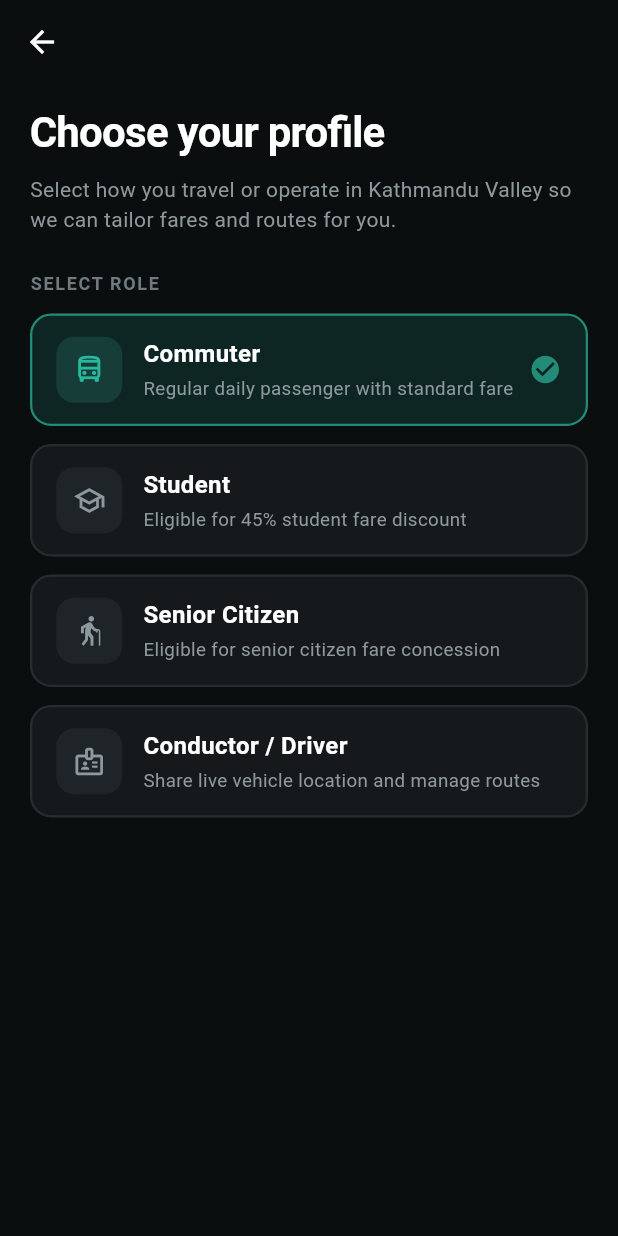
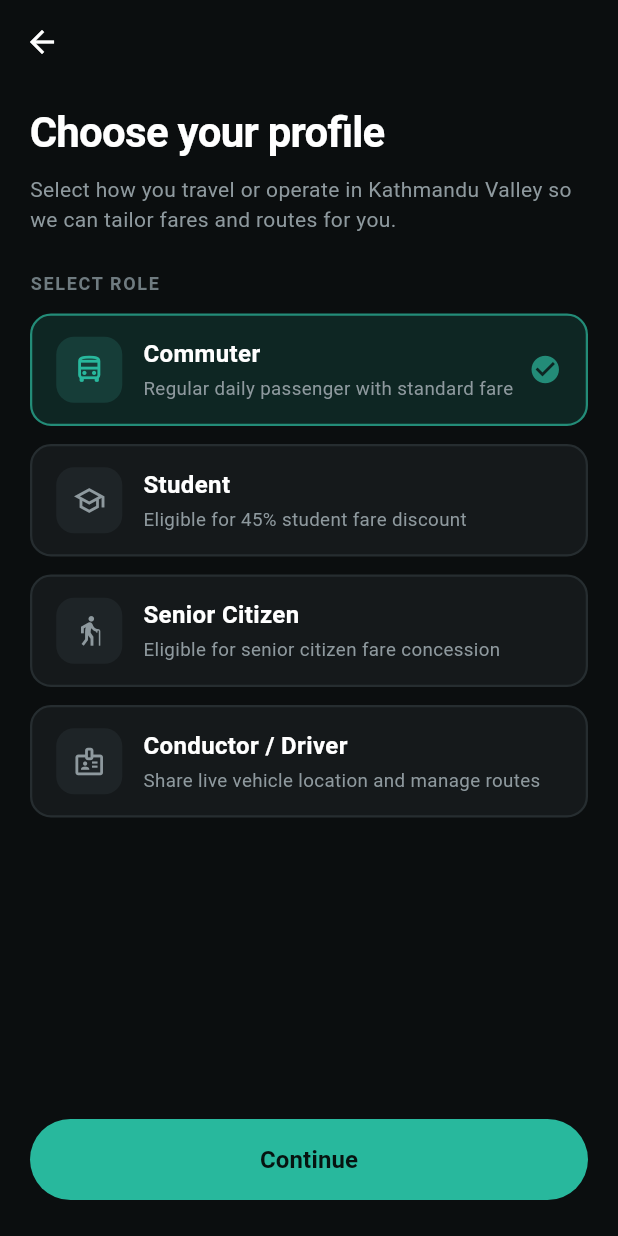
Before and after one commit to Samul2007/SajilYatra, a Flutter app: the RoleSelectScreen screen opened directly, on a phone screen of 412 x 824 dp. Run offline on Flutter 3.47's test engine with Material 3 defaults, Android fonts, the phone set to English and light mode, and no system bars.

Commit message:
Added Continue button to role selection screen

```diff
--- a/lib/view/authentication/role_select.dart
+++ b/lib/view/authentication/role_select.dart
@@ -112,6 +112,36 @@ class _RoleSelectScreenState extends State<RoleSelectScreen> {
                   });
                 },
               ),
+
+              const Spacer(),
+
+              // Continue button
+              SizedBox(
+                width: double.infinity,
+                height: 54,
+                child: ElevatedButton(
+                  onPressed: () {
+                    // TODO: Navigate to registration / login with selectedRole
+                  },
+                  style: ElevatedButton.styleFrom(
+                    backgroundColor: const Color(0xFF28B89D),
+                    foregroundColor: const Color(0xFF061310),
+                    elevation: 0,
+                    shape: RoundedRectangleBorder(
+                      borderRadius: BorderRadius.circular(28),
+                    ),
+                  ),
+                  child: const Text(
+                    'Continue',
+                    style: TextStyle(
+                      fontSize: 16,
+                      fontWeight: FontWeight.w600,
+                    ),
+                  ),
+                ),
+              ),
+
+              const SizedBox(height: 12),
             ],
           ),
         ),
```
